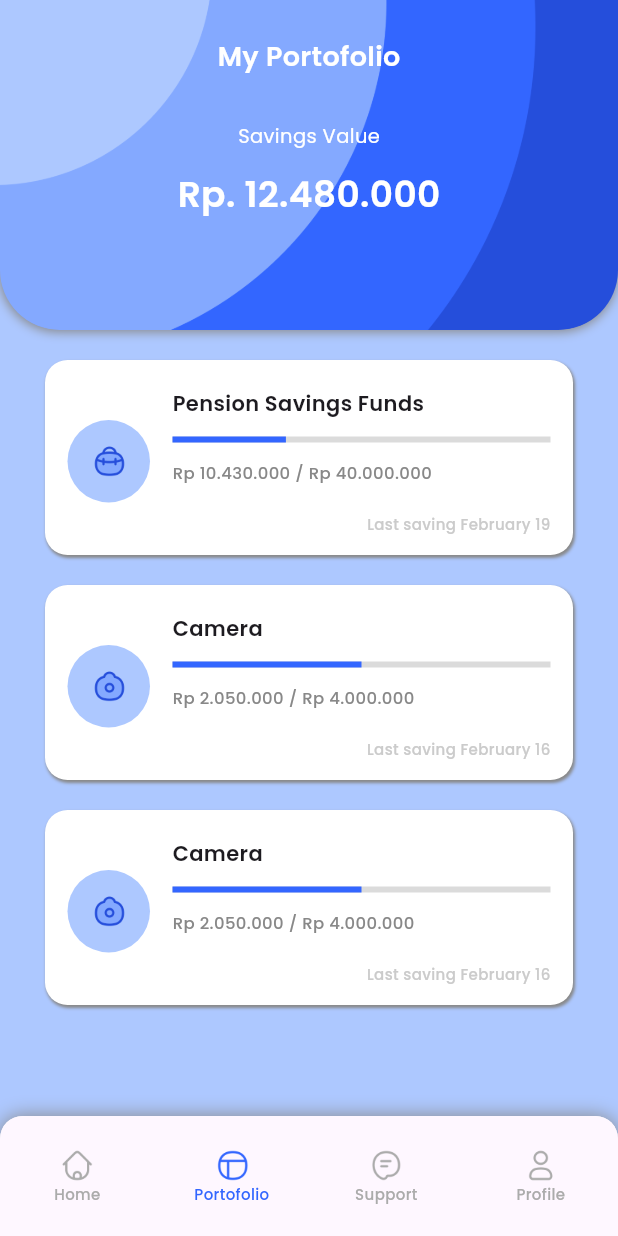
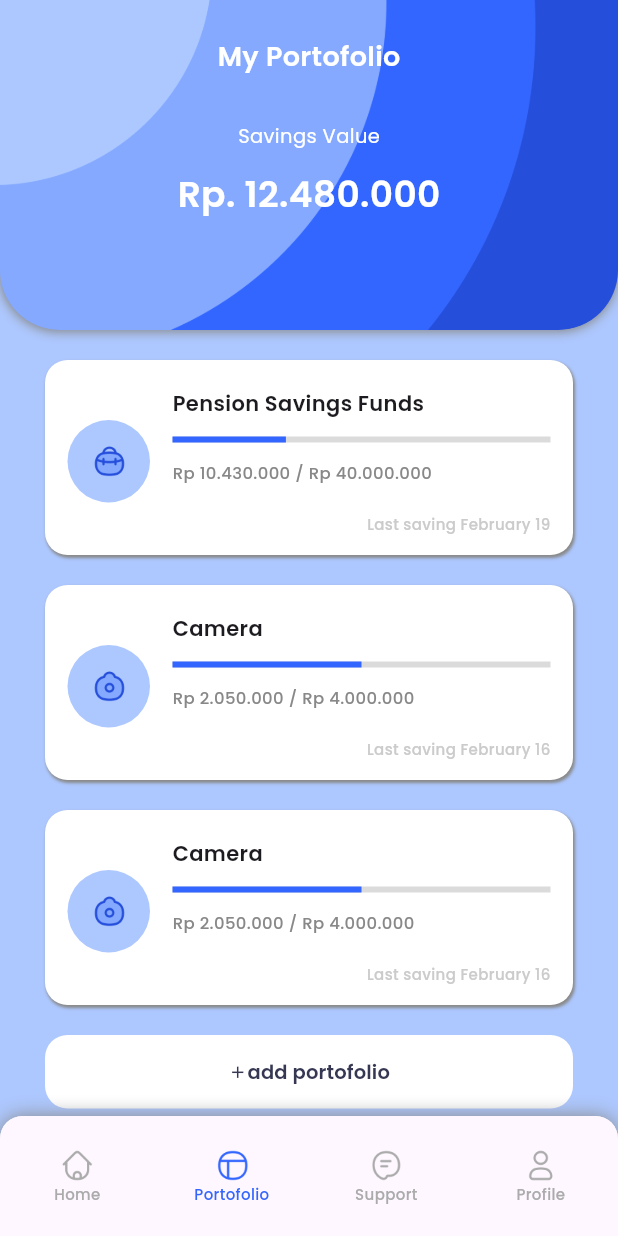
Before and after one commit to septyaanp/21102177_TI3_ppb2234-2coba, a Flutter app: the MainPage screen opened by its route, item 2 of the bottom bar chosen, on a phone screen of 412 x 824 dp. Run offline on Flutter 3.47's test engine with Material 3 defaults, Android fonts, the light colour scheme and no system bars; drawn by our look-alikes of percent_indicator; our stand-ins replace bloc, equatable, flutter_bloc, google_fonts.

Commit message:
Step 8 : Portofolio Page button (finish)

```diff
--- a/saving_app_prak6/lib/pages/portofolio/portofolio.dart
+++ b/saving_app_prak6/lib/pages/portofolio/portofolio.dart
@@ -80,6 +80,42 @@ class PortofolioPage extends StatelessWidget {
             'Rp 2.050.000 / Rp 4.000.000',
             'Last saving February 16',
           ),
+          Container(
+            margin: EdgeInsets.symmetric(
+              vertical: 20,
+              horizontal: 30,
+            ),
+            child: TextButton(
+              onPressed: () {},
+              child: Row(
+                mainAxisAlignment: MainAxisAlignment.center,
+                children: [
+                  Icon(
+                    Icons.add,
+                    size: 13,
+                    color: kLuckyBlue,
+                  ),
+                  Text(
+                    'add portofolio',
+                    style: kButton2.copyWith(
+                      color: kLuckyBlue,
+                      fontWeight: FontWeight.w600,
+                    ),
+                  ),
+                ],
+              ),
+              style: TextButton.styleFrom(
+                backgroundColor: kWhite,
+                padding: EdgeInsets.symmetric(vertical: 15),
+                shape: RoundedRectangleBorder(
+                  borderRadius: BorderRadius.all(
+                    Radius.circular(15),
+                  ),
+                ),
+                elevation: 4,
+              ),
+            ),
+          )
         ],
       ),
     );
```
